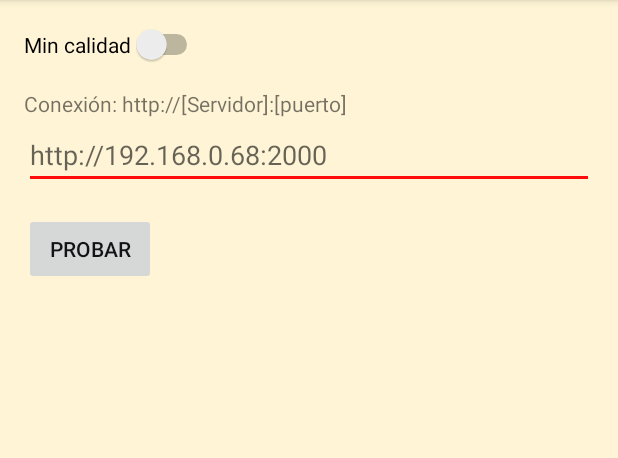
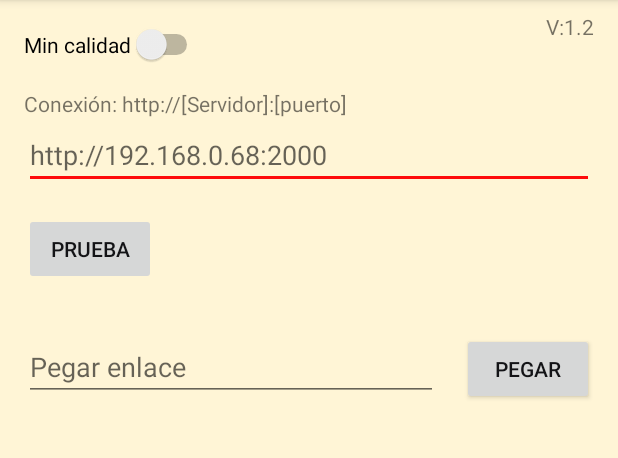
Before and after one commit to Javierenrique00/grabwaves, an Android app: the screen it shows after launch (MainActivity), on a phone screen of 412 x 824 dp, the part 84-542 px from its top. Run offline under Robolectric (Android 15) with nearby library versions, the phone set to English and light mode, and no system bars; our stand-ins replace Room's generated code; libraries missing offline, so code that uses them is left out: com.soywiz.klock, hu.autsoft.krate; 2 statements that could not run were skipped.

Commit message:
paste option
list last searches

```diff
--- /dev/null
+++ b/app/src/main/java/com/mundocrativo/javier/solosonido/db/DataDatabase.kt
@@ -0,0 +1,40 @@
+package com.mundocrativo.javier.solosonido.db
+
+import android.content.Context
+import androidx.room.Database
+import androidx.room.Room
+import androidx.room.RoomDatabase
+import com.mundocrativo.javier.solosonido.model.VideoObj
+import kotlinx.coroutines.CoroutineScope
+
+//----  https://android.jlelse.eu/painless-android-testing-with-room-koin-bb949eefcbee
+//--- para usar Koin con la base de datos
+
+@Database(entities = [VideoObj::class],version = 1)
+abstract class DataDatabase : RoomDatabase() {
+
+    abstract val videoDao : VideoDao
+
+//    companion object{
+//        @Volatile
+//        private var INSTANCE: DataDatabase? = null
+//
+//        fun getDatabase(context: Context): DataDatabase {
+//            val tempInstance =
+//                INSTANCE
+//            if (tempInstance != null) {
+//                return tempInstance
+//            }
+//            synchronized(this) {
+//                val instance = Room.databaseBuilder(
+//                    context.applicationContext,
+//                    DataDatabase::class.java,
+//                    "Data_Database"
+//                ).fallbackToDestructiveMigration().build()
+//                INSTANCE = instance
+//                return instance
+//            }
+//        }
+//    }
+
+}
--- /dev/null
+++ b/app/src/main/java/com/mundocrativo/javier/solosonido/db/VideoDao.kt
@@ -0,0 +1,18 @@
+package com.mundocrativo.javier.solosonido.db
+
+import androidx.room.Dao
+import androidx.room.Insert
+import androidx.room.OnConflictStrategy
+import androidx.room.Query
+import com.mundocrativo.javier.solosonido.model.VideoObj
+
+@Dao
+interface VideoDao {
+
+    @Insert(onConflict = OnConflictStrategy.REPLACE)
+    fun insert(item:VideoObj)
+
+    @Query("SELECT * FROM VideoObj order by timestamp desc")
+    fun traeVideos():List<VideoObj>
+
+}
--- a/app/src/main/java/com/mundocrativo/javier/solosonido/modules.kt
+++ b/app/src/main/java/com/mundocrativo/javier/solosonido/modules.kt
@@ -1,17 +1,45 @@
 package com.mundocrativo.javier.solosonido
 
+import android.app.Application
+import androidx.room.Room
+import com.mundocrativo.javier.solosonido.db.DataDatabase
+import com.mundocrativo.javier.solosonido.db.VideoDao
+import com.mundocrativo.javier.solosonido.rep.AppRepository
 import com.mundocrativo.javier.solosonido.ui.main.MainViewModel
+import org.koin.android.ext.koin.androidApplication
 import org.koin.androidx.viewmodel.dsl.viewModel
+import org.koin.dsl.koinApplication
 import org.koin.dsl.module
+import kotlin.math.sin
 
 val appModule = module {
 
+    fun provideDatabase(application: Application): DataDatabase{
+        return Room.databaseBuilder(application,DataDatabase::class.java,"data_database")
+            .fallbackToDestructiveMigration()
+            .build()
+    }
+
+    fun provideVideoDao(database: DataDatabase):VideoDao {
+        return database.videoDao
+    }
+
+    //--- instancia de la base de datos
+    single { provideDatabase(androidApplication()) }
+
+    //--- instancia VideoDao
+    single { provideVideoDao(get()) }
+
+
+    fun provideAppRepository(videoDao: VideoDao):AppRepository {
+        return AppRepository(videoDao)
+    }
+
+    single { provideAppRepository(get()) }
 }
 
 val viewModule = module {
 
-    viewModel { MainViewModel() }
-
-    //single { }
+    viewModel { MainViewModel(get()) }
 
 }
--- a/app/src/main/java/com/mundocrativo/javier/solosonido/ui/main/MainFragment.kt
+++ b/app/src/main/java/com/mundocrativo/javier/solosonido/ui/main/MainFragment.kt
@@ -1,11 +1,12 @@
 package com.mundocrativo.javier.solosonido.ui.main
 
-import android.app.Activity.RESULT_OK
+import android.content.ClipDescription.MIMETYPE_TEXT_PLAIN
+import android.content.ClipboardManager
+import android.content.Context
 import android.content.Intent
 import android.media.AudioAttributes
 import android.media.MediaPlayer
 import android.net.Uri
-import androidx.lifecycle.ViewModelProviders
 import android.os.Bundle
 import android.text.Editable
 import android.text.TextWatcher
@@ -14,13 +15,14 @@ import androidx.fragment.app.Fragment
 import android.view.LayoutInflater
 import android.view.View
 import android.view.ViewGroup
-import androidx.core.widget.addTextChangedListener
+import androidx.lifecycle.Observer
+import androidx.recyclerview.widget.LinearLayoutManager
+import com.mundocrativo.javier.solosonido.BuildConfig
 import com.mundocrativo.javier.solosonido.R
 import com.mundocrativo.javier.solosonido.util.AppPreferences
 import com.mundocrativo.javier.solosonido.util.Util
 import kotlinx.android.synthetic.main.main_fragment.*
 import kotlinx.android.synthetic.main.main_fragment.view.*
-import org.koin.android.ext.android.inject
 import org.koin.androidx.viewmodel.ext.android.sharedViewModel
 
 class MainFragment : Fragment() {
@@ -31,6 +33,8 @@ class MainFragment : Fragment() {
 
     private val viewModel by sharedViewModel<MainViewModel>()
     private lateinit var pref : AppPreferences
+    private lateinit var videoListDataAdapter: VideoListDataAdapter
+
 
 
     override fun onCreateView(inflater: LayoutInflater, container: ViewGroup?,
@@ -38,7 +42,11 @@ class MainFragment : Fragment() {
         val view = inflater.inflate(R.layout.main_fragment, container, false)
 
         view.checkServerBt.setOnClickListener {
-            revizaServer(serverTb.text.toString(),"https://www.youtube.com/watch?v=kA9voL0edJU",false)
+            revizaServer(serverTb.text.toString(),"https://www.youtube.com/watch?v=kA9voL0edJU",false,false)
+        }
+
+        view.pasteBt.setOnClickListener {
+            loadPasteText()
         }
 
         view.serverTb.addTextChangedListener(tw)
@@ -57,6 +65,19 @@ class MainFragment : Fragment() {
         //viewModel = ViewModelProviders.of(this).get(MainViewModel::class.java)
 
         pref = AppPreferences(context!!)
+        versionTt.text = "V:${BuildConfig.VERSION_NAME}"
+
+        //--- videoRecyclerView
+        setupVideoListRecyclerAdapter()
+        viewModel.videoListLiveData.observe(viewLifecycleOwner, Observer {
+            videoListDataAdapter.submitList(it)
+            videoListDataAdapter.notifyDataSetChanged()
+        })
+
+        //--- Cuando cambia un item de la lista SELECTION
+        viewModel.videoItemChanged.observe(viewLifecycleOwner, Observer {
+            videoListDataAdapter.notifyItemChanged(it.first,it.second)
+        })
 
     }
 
@@ -67,22 +88,25 @@ class MainFragment : Fragment() {
         checkFormulary()
         qualitySw.isChecked = pref.hQ
 
+        //--- debe cargar los videos que están en la base de datos
+        viewModel.loadVideosFromDb()
+
         val enlace = viewModel.enlaceExternal
         if(enlace==null){
             Log.v("msg","----> No hay link")
         } else{
             Log.v("msg","----> opening link: $enlace")
-            revizaServer(serverTb.text.toString(),enlace,pref.hQ)
+            revizaServer(serverTb.text.toString(),enlace,pref.hQ,false)
             viewModel.enlaceExternal = null
         }
     }
 
-    fun revizaServer(server:String,videoLetras:String,hQ:Boolean) {
+    fun revizaServer(server:String,videoLetras:String,hQ:Boolean,addDb:Boolean) {
         val videoBase64 = Util.convStringToBase64(videoLetras)
         val quality = if(hQ) "hq" else "lq"
         val ruta = server + "/?link="+videoBase64+"&q=$quality"
         Log.v("msg","Contactando streaming:$ruta")
-
+        if(addDb) viewModel.insertNewVideo(videoLetras)
         launchNavigator(ruta)
         //playMedia(ruta)
     }
@@ -124,6 +148,39 @@ class MainFragment : Fragment() {
 
     }
 
+    //---https://stackoverflow.com/questions/19177231/android-copy-paste-from-clipboard-manager
+    fun loadPasteText(){
+        var enlaceLetras = ""
+        var clipboard = context!!.getSystemService(Context.CLIPBOARD_SERVICE) as ClipboardManager
+        if(!(clipboard.hasPrimaryClip())){
+
+        } else if(!(clipboard.getPrimaryClipDescription()!!.hasMimeType(MIMETYPE_TEXT_PLAIN))){
+
+        } else {
+            val item = clipboard.getPrimaryClip()!!.getItemAt(0)
+            enlaceLetras = item.text.toString()
+            enlaceTb.setText(enlaceLetras)
+        }
+        if(!enlaceLetras.isEmpty()) revizaServer(serverTb.text.toString(),enlaceLetras,pref.hQ,true)
+    }
+
+    private fun setupVideoListRecyclerAdapter(){
+        videoListDataAdapter = VideoListDataAdapter(context!!)
+        videoRv.layoutManager = LinearLayoutManager(context)
+        videoRv.adapter = videoListDataAdapter
+        videoListDataAdapter.event.observe(viewLifecycleOwner, Observer {
+            when(it){
+                is VideoListEvent.OnItemClick ->{
+                    val itemSelected = it.item
+                    itemSelected.esSelected = true
+                    viewModel.videoItemChanged.postValue(Pair(it.position,itemSelected))
+                    revizaServer(serverTb.text.toString(),it.item.url,pref.hQ,false)
+                }
+            }
+        })
+    }
+
+
 
     fun playMedia(ruta:String){
         val mediaPlayer: MediaPlayer? = MediaPlayer().apply {
--- a/app/src/main/java/com/mundocrativo/javier/solosonido/ui/main/MainViewModel.kt
+++ b/app/src/main/java/com/mundocrativo/javier/solosonido/ui/main/MainViewModel.kt
@@ -1,10 +1,32 @@
 package com.mundocrativo.javier.solosonido.ui.main
 
 import android.app.Application
+import android.util.Log
+import androidx.lifecycle.MutableLiveData
 import androidx.lifecycle.ViewModel
+import androidx.lifecycle.viewModelScope
+import com.mundocrativo.javier.solosonido.model.VideoObj
+import com.mundocrativo.javier.solosonido.rep.AppRepository
+import com.soywiz.klock.DateTime
+import kotlinx.coroutines.Dispatchers
+import kotlinx.coroutines.launch
 
-class MainViewModel : ViewModel() {
+class MainViewModel(private val appRepository: AppRepository) : ViewModel() {
 
     var enlaceExternal :String? = null
+    val videoListLiveData : MutableLiveData<List<VideoObj>> by lazy { MutableLiveData<List<VideoObj>>() }
+    val videoItemChanged : MutableLiveData<Pair<Int,VideoObj>> by lazy { MutableLiveData<Pair<Int,VideoObj>>() }
+
+    fun insertNewVideo(url:String) =  viewModelScope.launch(Dispatchers.IO){
+        Log.v("msg","Inserting video to the database")
+        val video = VideoObj()
+        video.url = url
+        video.timestamp = DateTime.now().unixMillisLong
+        appRepository.insertVideo(video)
+    }
+
+    fun loadVideosFromDb() = viewModelScope.launch(Dispatchers.IO){
+        videoListLiveData.postValue(appRepository.videoDao.traeVideos())
+    }
 
 }
--- a/app/src/main/res/layout/main_fragment.xml
+++ b/app/src/main/res/layout/main_fragment.xml
@@ -55,4 +55,51 @@
         app:layout_constraintStart_toStartOf="parent"
         app:layout_constraintTop_toTopOf="parent" />
 
+    <TextView
+        android:id="@+id/versionTt"
+        android:layout_width="wrap_content"
+        android:layout_height="wrap_content"
+        android:layout_marginTop="8dp"
+        android:layout_marginEnd="16dp"
+        android:text="TextView"
+        app:layout_constraintEnd_toEndOf="parent"
+        app:layout_constraintTop_toTopOf="parent" />
+
+    <EditText
+        android:id="@+id/enlaceTb"
+        android:layout_width="0dp"
+        android:layout_height="wrap_content"
+        android:layout_marginStart="16dp"
+        android:layout_marginTop="32dp"
+        android:layout_marginEnd="16dp"
+        android:ems="10"
+        android:hint="@string/hintPasteTb"
+        android:inputType="textPersonName"
+        app:layout_constraintEnd_toStartOf="@+id/pasteBt"
+        app:layout_constraintStart_toStartOf="parent"
+        app:layout_constraintTop_toBottomOf="@+id/checkServerBt" />
+
+    <Button
+        android:id="@+id/pasteBt"
+        android:layout_width="wrap_content"
+        android:layout_height="wrap_content"
+        android:layout_marginTop="32dp"
+        android:layout_marginEnd="16dp"
+        android:text="@string/pasteBt"
+        app:layout_constraintEnd_toEndOf="parent"
+        app:layout_constraintTop_toBottomOf="@+id/checkServerBt" />
+
+    <androidx.recyclerview.widget.RecyclerView
+        android:id="@+id/videoRv"
+        android:layout_width="0dp"
+        android:layout_height="0dp"
+        android:layout_marginStart="8dp"
+        android:layout_marginTop="8dp"
+        android:layout_marginEnd="8dp"
+        android:layout_marginBottom="8dp"
+        app:layout_constraintBottom_toBottomOf="parent"
+        app:layout_constraintEnd_toEndOf="parent"
+        app:layout_constraintStart_toStartOf="parent"
+        app:layout_constraintTop_toBottomOf="@+id/pasteBt" />
+
 </androidx.constraintlayout.widget.ConstraintLayout>
--- a/app/src/main/res/values/strings.xml
+++ b/app/src/main/res/values/strings.xml
@@ -1,11 +1,14 @@
 <resources>
-    <string name="app_name">GrabWaves</string>
 
     //--- main fragment
     <string name="TitleMain">Conexión: http://[Servidor]:[puerto]</string>
-    <string name="serverUrl">http://192.168.0.68:2000</string>
-    <string name="checkBt">Probar</string>
+    <string name="checkBt">Prueba</string>
     <string name="swTextHq">Max calidad</string>
     <string name="swTextLq">Min calidad</string>
+    <string name="app_name">GrabWaves</string>
+    <string name="serverUrl">http://192.168.0.68:2000</string>
+
+    <string name="pasteBt">Pegar</string>
+    <string name="hintPasteTb">Pegar enlace</string>
 
 </resources>
```
Also changed, not shown: app/build.gradle (+17 -2 lines), app/src/main/java/com/mundocrativo/javier/solosonido/model/VideoObj.kt (added, +23 -0 lines), app/src/main/java/com/mundocrativo/javier/solosonido/rep/AppRepository.kt (added, +19 -0 lines), app/src/main/java/com/mundocrativo/javier/solosonido/ui/main/VideoListDataAdapter.kt (added, +50 -0 lines), app/src/main/java/com/mundocrativo/javier/solosonido/ui/main/VideoListDiffCallback.kt (added, +19 -0 lines), app/src/main/java/com/mundocrativo/javier/solosonido/ui/main/VideoListEvent.kt (added, +8 -0 lines), app/src/main/java/com/mundocrativo/javier/solosonido/util/Util.kt (+56 -0 lines), app/src/main/res/layout/video_list_recycler_item.xml (added, +29 -0 lines), 3 other files.
